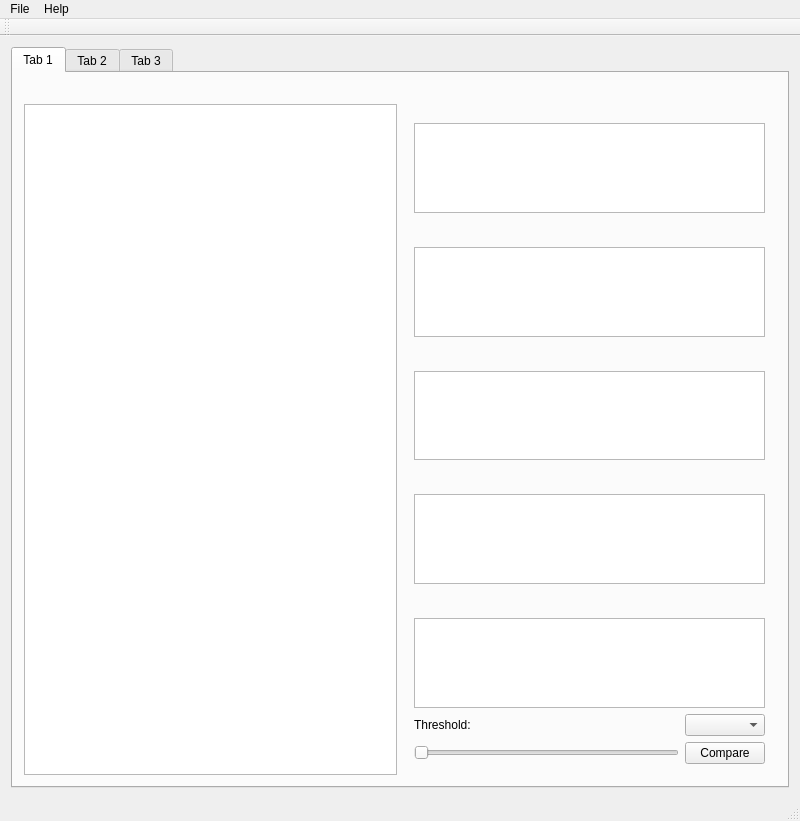
This is source/ui/mainwindow.ui in ppalus/graphics-classifier as Qt 5 draws it before an edit. The edited form follows.
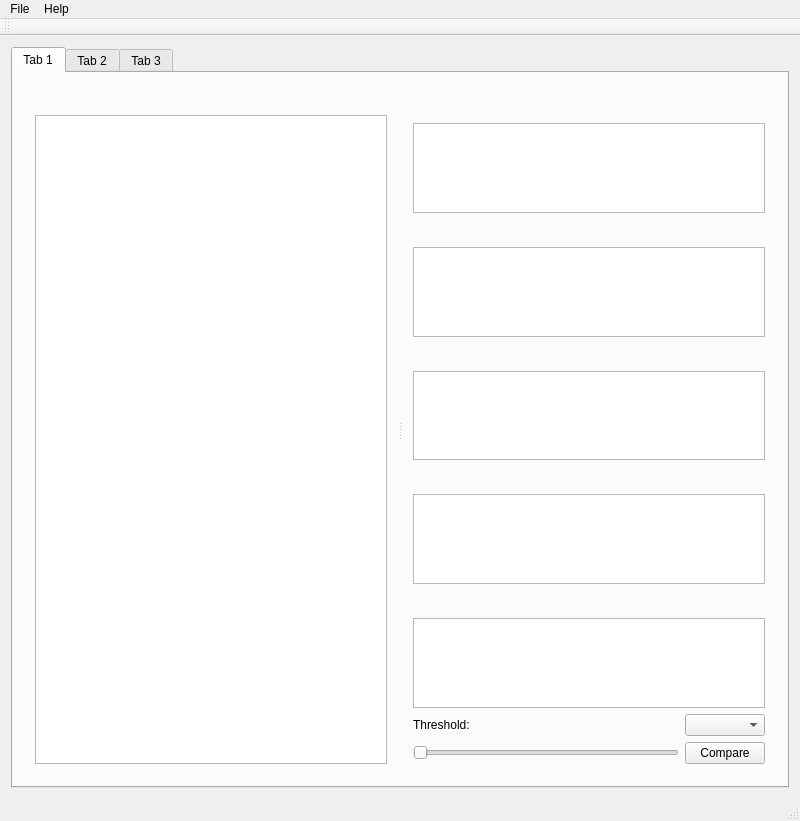
This is the edited form. The open tabs and pages were chosen to show the change. Icons and pictures are not drawn. Custom widgets are drawn as their Qt base class.

Diff of the .ui file:
```diff
--- a/source/ui/mainwindow.ui
+++ b/source/ui/mainwindow.ui
@@ -48,12 +48,45 @@
        <attribute name="title">
         <string>Tab 1</string>
        </attribute>
-       <layout class="QGridLayout" name="gridLayout_3">
-        <item row="0" column="1">
-         <widget class="QSplitter" name="tab1Splitter">
+       <layout class="QGridLayout" name="gridLayout_2">
+        <item row="0" column="0">
+         <widget class="QSplitter" name="splitter">
           <property name="orientation">
            <enum>Qt::Horizontal</enum>
           </property>
+          <widget class="QWidget" name="layoutWidget">
+           <layout class="QVBoxLayout" name="tab1InputListLayout">
+            <item>
+             <widget class="QLabel" name="inputList1Label">
+              <property name="text">
+               <string/>
+              </property>
+             </widget>
+            </item>
+            <item>
+             <widget class="QListWidget" name="inputList1">
+              <property name="iconSize">
+               <size>
+                <width>70</width>
+                <height>70</height>
+               </size>
+              </property>
+              <property name="resizeMode">
+               <enum>QListView::Adjust</enum>
+              </property>
+              <property name="viewMode">
+               <enum>QListView::IconMode</enum>
+              </property>
+              <property name="selectionRectVisible">
+               <bool>true</bool>
+              </property>
+              <property name="sortingEnabled">
+               <bool>true</bool>
+              </property>
+             </widget>
+            </item>
+           </layout>
+          </widget>
           <widget class="QWidget" name="verticalLayoutWidget">
            <layout class="QVBoxLayout" name="tab1ListLayout">
             <item>
@@ -82,7 +115,7 @@
             <item>
              <widget class="QListWidget" name="outputList1">
               <property name="sizePolicy">
-               <sizepolicy hsizetype="Expanding" vsizetype="Maximum">
+               <sizepolicy hsizetype="Expanding" vsizetype="Expanding">
                 <horstretch>0</horstretch>
                 <verstretch>0</verstretch>
                </sizepolicy>
@@ -130,7 +163,7 @@
             <item>
              <widget class="QListWidget" name="outputList2">
               <property name="sizePolicy">
-               <sizepolicy hsizetype="Expanding" vsizetype="Maximum">
+               <sizepolicy hsizetype="Expanding" vsizetype="Expanding">
                 <horstretch>0</horstretch>
                 <verstretch>0</verstretch>
                </sizepolicy>
@@ -175,7 +208,7 @@
             <item>
              <widget class="QListWidget" name="outputList3">
               <property name="sizePolicy">
-               <sizepolicy hsizetype="Expanding" vsizetype="Maximum">
+               <sizepolicy hsizetype="Expanding" vsizetype="Expanding">
                 <horstretch>0</horstretch>
                 <verstretch>0</verstretch>
                </sizepolicy>
@@ -223,7 +256,7 @@
             <item>
              <widget class="QListWidget" name="outputList4">
               <property name="sizePolicy">
-               <sizepolicy hsizetype="Expanding" vsizetype="Maximum">
+               <sizepolicy hsizetype="Expanding" vsizetype="Expanding">
                 <horstretch>0</horstretch>
                 <verstretch>0</verstretch>
                </sizepolicy>
@@ -268,7 +301,7 @@
             <item>
              <widget class="QListWidget" name="outputList5">
               <property name="sizePolicy">
-               <sizepolicy hsizetype="Expanding" vsizetype="Maximum">
+               <sizepolicy hsizetype="Expanding" vsizetype="Expanding">
                 <horstretch>0</horstretch>
                 <verstretch>0</verstretch>
                </sizepolicy>
@@ -298,6 +331,9 @@
               <property name="orientation">
                <enum>Qt::Vertical</enum>
               </property>
+              <property name="sizeType">
+               <enum>QSizePolicy::Preferred</enum>
+              </property>
               <property name="sizeHint" stdset="0">
                <size>
                 <width>20</width>
@@ -338,39 +374,6 @@
           </widget>
          </widget>
         </item>
-        <item row="0" column="0">
-         <layout class="QVBoxLayout" name="verticalLayout">
-          <item>
-           <widget class="QLabel" name="inputList1Label">
-            <property name="text">
-             <string/>
-            </property>
-           </widget>
-          </item>
-          <item>
-           <widget class="QListWidget" name="inputList1">
-            <property name="iconSize">
-             <size>
-              <width>70</width>
-              <height>70</height>
-             </size>
-            </property>
-            <property name="resizeMode">
-             <enum>QListView::Adjust</enum>
-            </property>
-            <property name="viewMode">
-             <enum>QListView::IconMode</enum>
-            </property>
-            <property name="selectionRectVisible">
-             <bool>true</bool>
-            </property>
-            <property name="sortingEnabled">
-             <bool>true</bool>
-            </property>
-           </widget>
-          </item>
-         </layout>
-        </item>
        </layout>
       </widget>
       <widget class="QWidget" name="tab2">
```
Left out of the diff: 186 changed lines with no effect on the pictures.
